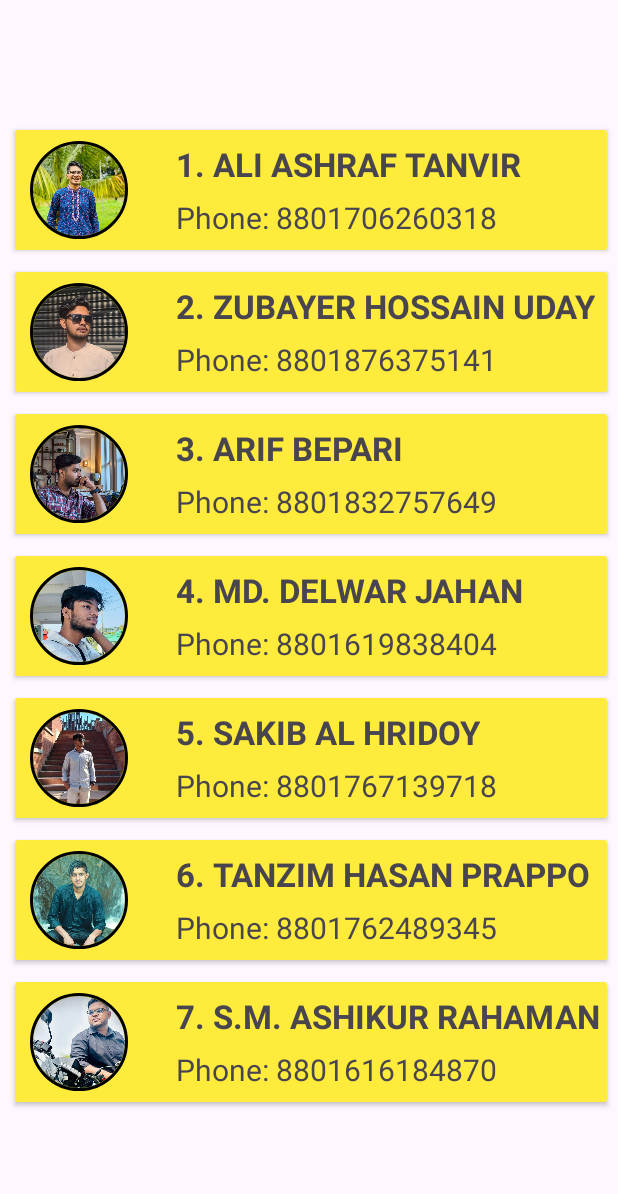
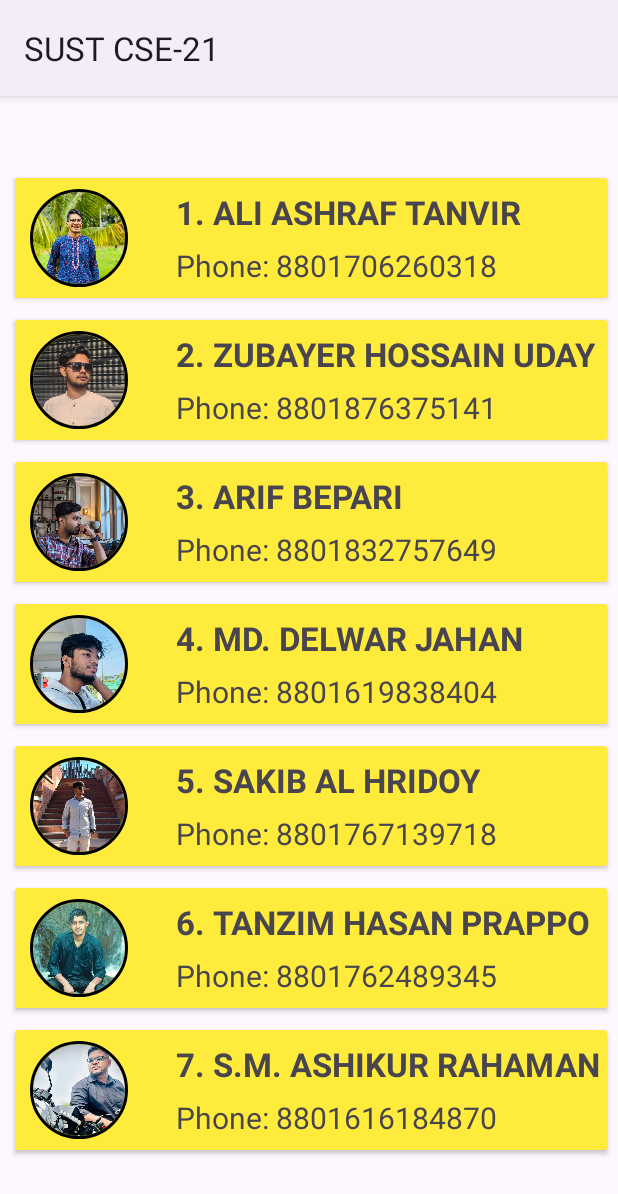
Before and after one commit to Sakin08/StudentInfoCSE21, an Android app: the screen it shows after launch (MainActivity), on a phone screen of 412 x 824 dp. Shown: the top 1194 px of the screen. Run offline under Robolectric (Android 15) with nearby library versions, the phone set to English and light mode, and no system bars; our stand-ins replace CircleImageView.

Commit message:
3rd commit

```diff
--- a/app/src/main/java/com/sakin/datalist/MainActivity.kt
+++ b/app/src/main/java/com/sakin/datalist/MainActivity.kt
@@ -89,8 +89,8 @@ class MainActivity : AppCompatActivity() {
         countryNameList.add("64. UMMAY FARHANA MARIUM")
         countryNameList.add("65. MST. SHIMU KHATUN")
         countryNameList.add("66. MD. FORHAD HASAN JEWEL")
-        countryNameList.add("67. SAJAL BARMO")
-        countryNameList.add("68. ----------------------")
+
+
         countryNameList.add("69. MD. SHUVO KHAN")
         countryNameList.add("70. TABASSUM HUDA OYSHI")
         countryNameList.add("71. SHAMIM HOSSAIN")
@@ -124,10 +124,13 @@ class MainActivity : AppCompatActivity() {
         countryNameList.add("99. DHANONJOY KUMAR BARMAN")
         countryNameList.add("100. SAGOR CHANDRA PAUL")
         countryNameList.add("101. MAHIR MOHTASIM AKIF KHAN")
-        countryNameList.add("102. -----------------------")
+
         countryNameList.add("103. SUMAIYA MAMUN")
         countryNameList.add("104. S.K TAWKIR AHMED")
         countryNameList.add("105. RANA SINGHO")
+
+
+
 
 
 
@@ -168,10 +171,13 @@ class MainActivity : AppCompatActivity() {
         detailsList.add("Phone: 8801886541130") // 35. MEHRAB HOSSAIN SIDDIQUE
         detailsList.add("Phone: 8801890302904") // 36. JUYENA AKTER
         detailsList.add("Phone: 8801781539239") // 37. MD. SHAHRIAR GALIB
+        detailsList.add("Phone: 01888888888") // 38. JOY KUMAR MOHONTO
         detailsList.add("Phone: 8801771856400") // 39. PRITOM DAS
         detailsList.add("Phone: 8801842781526") // 40. KAMRUL HASAN
         detailsList.add("Phone: 8801305065824") // 41. MD. THOWFIQUR BARI CHOWDHURY
         detailsList.add("Phone: 8801934347283") // 42. UMME ZOAYRIA ABEDIN
+
+
         detailsList.add("Phone: 8801995891166") // 43. PRANTA DAS
         detailsList.add("Phone: 8801943358887") // 44. SAYEED HASSAN
         detailsList.add("Phone: 8801632738025") // 45. SAIFUR RAHMAN KHAN
@@ -195,16 +201,49 @@ class MainActivity : AppCompatActivity() {
         detailsList.add("Phone: 8801947071158") // 63. NEHAL HASNAIN ALVE
         detailsList.add("Phone: 8801872152448") // 64. UMMAY FARHANA MARIUM
         detailsList.add("Phone: 8801310606195") // 65. MST. SHIMU KHATUN
-        detailsList.add("Phone: 8801319133660") // 95. MD. ATAUR RAHMAN
-        detailsList.add("Phone: 8801711968254") // 96. JAWAD AZIZ CHOWDHURY
-        detailsList.add("Phone: 8801968365618") // 97. HRIDOY KUMAR BISWAS
-        detailsList.add("Phone: 8801516509402") // 98. MD. MILON MIA
-        detailsList.add("Phone: 8801783062908") // 99. DHANONJOY KUMAR BARMAN
-        detailsList.add("Phone: 8801315839205") // 100. SAGOR CHANDRA PAUL
-        detailsList.add("Phone: 8801313922345") // 101. MAHIR MOHTASIM AKIF KHAN
-        detailsList.add("Phone: 8801408571069") // 103. SUMAIYA MAMUN
-        detailsList.add("Phone: 8801778520511") // 104. S.K TAWKIR AHMED
-        detailsList.add("Phone: 8801779952572") // 105. RANA SINGHO
+        detailsList.add("Phone: 0177777777777") // 66. MD. FORHAD HASAN JEWEL
+        detailsList.add("Phone: 8801603160577") // 1069. MD. SHUVO KHAN
+        detailsList.add("Phone: 8801834093856") // 1070. TABASSUM HUDA OYSHI
+        detailsList.add("Phone: 8801301924956") // 1071. SHAMIM HOSSAIN
+        detailsList.add("Phone: 8801777020195") // 1072. RAHAT AZMAIN RUPAK
+        detailsList.add("Phone: 8801773106879") // 1073. MD. FAHIMOR RAHMAN
+        detailsList.add("Phone: 8801986098422") // 1074. TAYABA KABIR RICHEE
+        detailsList.add("Phone: 8801871414831") // 1075. HARUN OR RASHID RASEL
+        detailsList.add("Phone: 8801793183707") // 1076. REJVI AHMED
+        detailsList.add("Phone: 8801714328693") // 1077. MOHAMMAD AIAS RAHMAN
+        detailsList.add("Phone: 8801771248929") // 1078. MST. NUZHAT-E-RAHMAN
+        detailsList.add("Phone: 8801586313185") // 1079. FAHMID HASAN
+        detailsList.add("Phone: 8801932573172") // 1080. SHARIF UDDIN
+        detailsList.add("Phone: 8801714677847") // 1081. MD. SAYEM ISLAM
+        detailsList.add("Phone: 8801308447510") // 1082. MD. KAMRUL HASAN
+        detailsList.add("Phone: 8801746978549") // 1083. NILOY CHANDRA DEB
+        detailsList.add("Phone: 8801781642855") // 1084. MST. FAHMIDA HAQUE MIM
+        detailsList.add("Phone: 8801792841660") // 1085. SHOUROV ROY
+        detailsList.add("Phone: 8801622534500") // 1086. ABDULLAH AL MAMUN
+        detailsList.add("Phone: 8801880053025") // 1087. MD. ISHMAM IFTI NOOR
+        detailsList.add("Phone: 8801751907010") // 1088. A. B. M. MOSTAKIM NILOY
+        detailsList.add("Phone: 8801936043645") // 1089. TOWHEDUZZAMAN
+        detailsList.add("Phone: 8801964281241") // 1090. MAHDI HASAN QURISHI
+        detailsList.add("Phone: 8801825216534") // 1091. SANTOSH SAHA
+        detailsList.add("Phone: 8801610051532") // 1092. MD IFTEKHER HAIDER RAKIB
+        detailsList.add("Phone: 8801786708462") // 1093. MD. SHAMSHUDDOHA SOUROV
+        detailsList.add("Phone: 8801707515085") // 1094. AJOY CHAKRABARTHY
+        detailsList.add("Phone: 8801319133660") // 1095. MD. ATAUR RAHMAN
+        detailsList.add("Phone: 8801711968254") // 1096. JAWAD AZIZ CHOWDHURY
+        detailsList.add("Phone: 8801968365618") // 1097. HRIDOY KUMAR BISWAS
+        detailsList.add("Phone: 8801516509402") // 1098. MD. MILON MIA
+        detailsList.add("Phone: 8801783062908") // 1099. DHANONJOY KUMAR BARMAN
+        detailsList.add("Phone: 8801315839205") // 1100. SAGOR CHANDRA PAUL
+        detailsList.add("Phone: 8801313922345") // 1101. MAHIR MOHTASIM AKIF KHAN
+        detailsList.add("Phone: 8801408571069") // 1103. SUMAIYA MAMUN
+        detailsList.add("Phone: 8801778520511") // 1104. S.K TAWKIR AHMED
+        detailsList.add("Phone: 8801779952572") // 1105. RANA SINGHO
+
+
+
+
+
+
 
 
 
@@ -274,8 +313,7 @@ class MainActivity : AppCompatActivity() {
         imageList.add(R.drawable.ic_launcher_foreground) // 64
         imageList.add(R.drawable.ic_launcher_foreground) // 65
         imageList.add(R.drawable.ic_launcher_foreground) // 66
-        imageList.add(R.drawable.ic_launcher_foreground) // 67
-        imageList.add(R.drawable.ic_launcher_foreground) // 68
+
         imageList.add(R.drawable.ic_launcher_foreground) // 69
         imageList.add(R.drawable.ic_launcher_foreground) // 70
         imageList.add(R.drawable.ic_launcher_foreground) // 71
@@ -309,11 +347,11 @@ class MainActivity : AppCompatActivity() {
         imageList.add(R.drawable.ic_launcher_foreground) // 99
         imageList.add(R.drawable.ic_launcher_foreground) // 100
         imageList.add(R.drawable.ic_launcher_foreground) // 101
-        imageList.add(R.drawable.ic_launcher_foreground) // 102
+
         imageList.add(R.drawable.ic_launcher_foreground) // 103
         imageList.add(R.drawable.ic_launcher_foreground) // 104
         imageList.add(R.drawable.ic_launcher_foreground) // 105
-        imageList.add(R.drawable.ic_launcher_foreground) // 106
+
 
 
 
--- a/app/src/main/res/values-night/themes.xml
+++ b/app/src/main/res/values-night/themes.xml
@@ -1,6 +1,6 @@
 <resources xmlns:tools="http://schemas.android.com/tools">
     <!-- Base application theme. -->
-    <style name="Base.Theme.DataList" parent="Theme.Material3.DayNight.NoActionBar">
+    <style name="Base.Theme.DataList" parent="Theme.Material3.DayNight">
         <!-- Customize your dark theme here. -->
         <!-- <item name="colorPrimary">@color/my_dark_primary</item> -->
     </style>
--- a/app/src/main/res/values/strings.xml
+++ b/app/src/main/res/values/strings.xml
@@ -1,3 +1,3 @@
 <resources>
-    <string name="app_name">Data List</string>
+    <string name="app_name">SUST CSE-21</string>
 </resources>
--- a/app/src/main/res/values/themes.xml
+++ b/app/src/main/res/values/themes.xml
@@ -1,6 +1,6 @@
 <resources xmlns:tools="http://schemas.android.com/tools">
     <!-- Base application theme. -->
-    <style name="Base.Theme.DataList" parent="Theme.Material3.DayNight.NoActionBar">
+    <style name="Base.Theme.DataList" parent="Theme.Material3.DayNight">
         <!-- Customize your light theme here. -->
         <!-- <item name="colorPrimary">@color/my_light_primary</item> -->
     </style>
```
